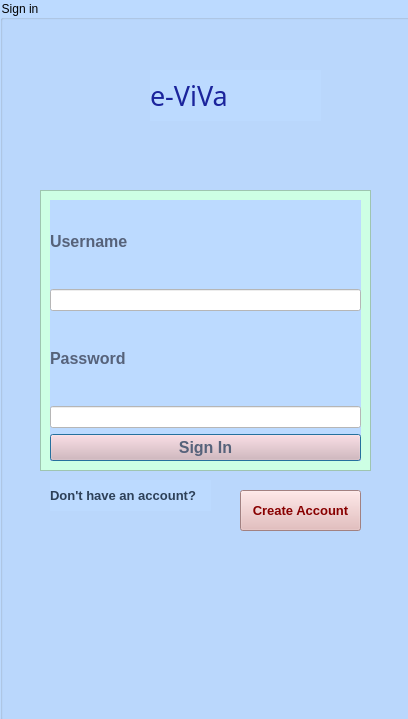
Above: Παραδοτέο 2ο/Project-code-v0.1/login.ui from stavros-alexiou/SoftEng-2022 before the change. Below: the same form after it.
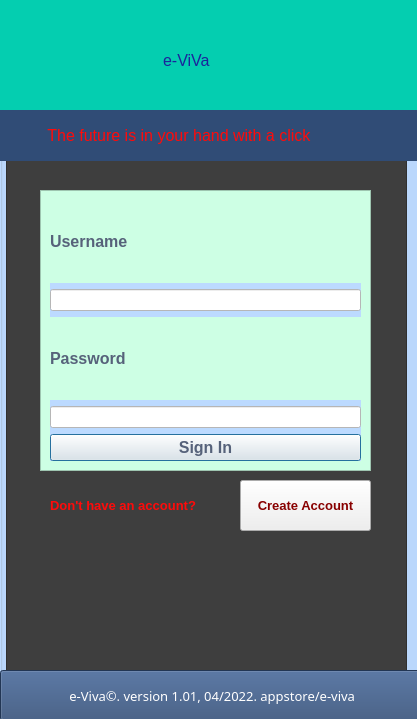
That is the form after the change.

What changed in the file:
```diff
--- a/Παραδοτέο 2ο/Project-code-v0.1/login.ui
+++ b/Παραδοτέο 2ο/Project-code-v0.1/login.ui
@@ -6,7 +6,7 @@
    <rect>
     <x>0</x>
     <y>0</y>
-    <width>408</width>
+    <width>417</width>
     <height>719</height>
    </rect>
   </property>
@@ -50,7 +50,8 @@
           </font>
          </property>
          <property name="styleSheet">
-          <string notr="true">color: rgb(86, 98, 122);</string>
+          <string notr="true">color: rgb(86, 98, 122);
+background-color: rgb(205, 255, 228);</string>
          </property>
          <property name="text">
           <string>Username</string>
@@ -76,7 +77,8 @@
         </font>
        </property>
        <property name="styleSheet">
-        <string notr="true">color: rgb(86, 98, 122);</string>
+        <string notr="true">color: rgb(86, 98, 122);
+background-color: rgb(205, 255, 228);</string>
        </property>
        <property name="text">
         <string>Password</string>
@@ -103,7 +105,7 @@
          </property>
          <property name="styleSheet">
           <string notr="true">color: rgb(86, 98, 122);
-background-color: rgb(227, 180, 180);</string>
+background-color: rgb();</string>
          </property>
          <property name="text">
           <string>Sign In</string>
@@ -117,28 +119,30 @@
    <widget class="QLabel" name="e-ViVa_2">
     <property name="geometry">
      <rect>
-      <x>150</x>
-      <y>70</y>
-      <width>171</width>
-      <height>51</height>
+      <x>-10</x>
+      <y>0</y>
+      <width>451</width>
+      <height>121</height>
      </rect>
     </property>
     <property name="font">
      <font>
-      <family>Forte</family>
-      <pointsize>20</pointsize>
+      <family>MS Shell Dlg 2</family>
+      <pointsize>12</pointsize>
       <weight>50</weight>
+      <italic>false</italic>
       <bold>false</bold>
      </font>
     </property>
     <property name="styleSheet">
-     <string notr="true">background-color: rgb(188, 218, 255);
+     <string notr="true">background-color: rgb(4, 206, 176);
+font: 12pt &quot;MS Shell Dlg 2&quot;;
 color: rgb(27, 36, 156);
 
 </string>
     </property>
     <property name="text">
-     <string>e-ViVa</string>
+     <string>                                       e-ViVa</string>
     </property>
    </widget>
    <widget class="QFrame" name="frame">
@@ -166,7 +170,7 @@
       <x>50</x>
       <y>480</y>
       <width>161</width>
-      <height>31</height>
+      <height>51</height>
      </rect>
     </property>
     <property name="font">
@@ -177,7 +181,8 @@
      </font>
     </property>
     <property name="styleSheet">
-     <string notr="true">color: rgb(45, 64, 88);</string>
+     <string notr="true">color: rgb(255, 10, 10);
+background-color: rgb(62, 62, 62);</string>
     </property>
     <property name="text">
      <string>Don't have an account?</string>
@@ -187,9 +192,9 @@
     <property name="geometry">
      <rect>
       <x>240</x>
-      <y>490</y>
-      <width>121</width>
-      <height>41</height>
+      <y>480</y>
+      <width>131</width>
+      <height>51</height>
      </rect>
     </property>
     <property name="font">
@@ -201,17 +206,93 @@
     </property>
     <property name="styleSheet">
      <string notr="true">color: rgb(136, 0, 0);
-background-color: rgb(227, 180, 180);</string>
+background-color: rgb();</string>
     </property>
     <property name="text">
      <string>Create Account</string>
     </property>
    </widget>
+   <widget class="QLabel" name="label_2">
+    <property name="geometry">
+     <rect>
+      <x>-10</x>
+      <y>110</y>
+      <width>441</width>
+      <height>51</height>
+     </rect>
+    </property>
+    <property name="font">
+     <font>
+      <pointsize>12</pointsize>
+      <weight>50</weight>
+      <bold>false</bold>
+     </font>
+    </property>
+    <property name="focusPolicy">
+     <enum>Qt::StrongFocus</enum>
+    </property>
+    <property name="styleSheet">
+     <string notr="true">background-color: rgb(0, 170, 255);
+background-color: rgb(48, 76, 118);
+color: rgb(255, 10, 10);</string>
+    </property>
+    <property name="text">
+     <string>             The future is in your hand with a click</string>
+    </property>
+   </widget>
+   <widget class="QGraphicsView" name="graphicsView">
+    <property name="geometry">
+     <rect>
+      <x>6</x>
+      <y>160</y>
+      <width>401</width>
+      <height>571</height>
+     </rect>
+    </property>
+    <property name="styleSheet">
+     <string notr="true">background-color: rgb(62, 62, 62);</string>
+    </property>
+   </widget>
+   <widget class="QPushButton" name="HomeButton">
+    <property name="geometry">
+     <rect>
+      <x>0</x>
+      <y>670</y>
+      <width>421</width>
+      <height>51</height>
+     </rect>
+    </property>
+    <property name="font">
+     <font>
+      <family>Arial Rounded MT Bold</family>
+      <pointsize>10</pointsize>
+      <weight>50</weight>
+      <bold>false</bold>
+     </font>
+    </property>
+    <property name="styleSheet">
+     <string notr="true">background-color: rgb(0, 170, 255);
+background-color: rgb(48, 76, 118);
+color: rgb(255, 255, 255);</string>
+    </property>
+    <property name="text">
+     <string> e-Viva©. version 1.01, 04/2022. appstore/e-viva</string>
+    </property>
+    <property name="default">
+     <bool>false</bool>
+    </property>
+    <property name="flat">
+     <bool>false</bool>
+    </property>
+   </widget>
+   <zorder>graphicsView</zorder>
    <zorder>frame</zorder>
    <zorder>layoutWidget</zorder>
    <zorder>e-ViVa_2</zorder>
    <zorder>label</zorder>
    <zorder>createaccButton</zorder>
+   <zorder>label_2</zorder>
+   <zorder>HomeButton</zorder>
   </widget>
  </widget>
  <resources/>
```
